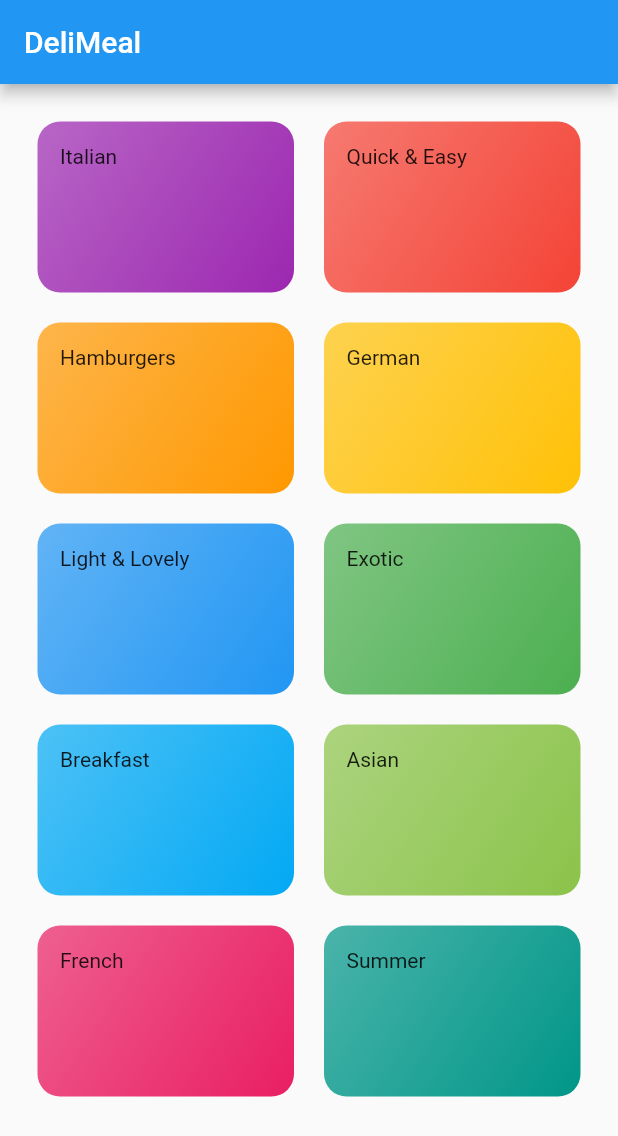
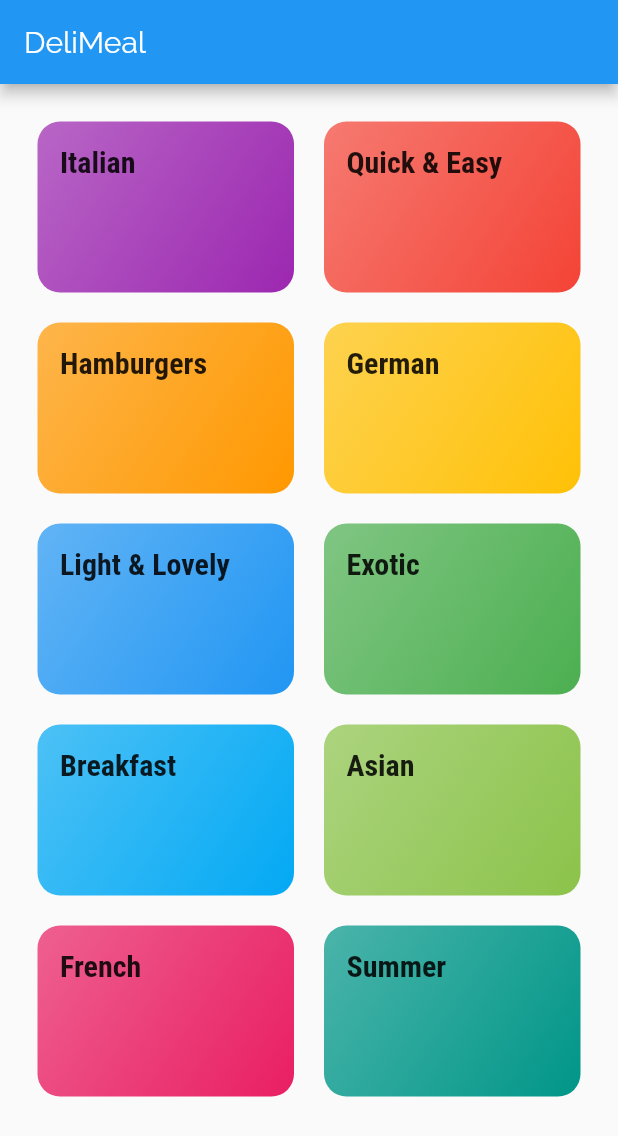
Before and after one commit to tsvetkovrb/meals_app, a Flutter app: the screen it shows after launch, on a phone screen of 412 x 824 dp. Shown: the top 1136 px of the screen. Run offline on Flutter 3.47's test engine with Material 2 defaults, Android fonts, the phone set to English and light mode, and no system bars.

Commit message:
feat: navigation to a new page

```diff
--- /dev/null
+++ b/lib/helpers/theme/configure_theme.dart
@@ -0,0 +1,22 @@
+import 'package:flutter/material.dart';
+
+ThemeData configureTheme() {
+  return ThemeData(
+    primarySwatch: Colors.blue,
+    accentColor: Color(0xff00A08A),
+    fontFamily: 'Raleway',
+    textTheme: ThemeData.light().textTheme.copyWith(
+          body1: TextStyle(
+            color: Color.fromRGBO(20, 51, 51, 1),
+          ),
+          body2: TextStyle(
+            color: Color.fromRGBO(20, 51, 51, 1),
+          ),
+          title: TextStyle(
+            fontFamily: 'RobotoCondensed',
+            fontSize: 20,
+            fontWeight: FontWeight.bold,
+          ),
+        ),
+  );
+}
--- a/lib/main.dart
+++ b/lib/main.dart
@@ -1,4 +1,5 @@
 import 'package:flutter/material.dart';
+import 'package:shop_app/helpers/theme/configure_theme.dart';
 import 'package:shop_app/screens/categories_screen.dart';
 
 void main() => runApp(MyApp());
@@ -8,9 +9,7 @@ class MyApp extends StatelessWidget {
   Widget build(BuildContext context) {
     return MaterialApp(
       title: 'DeliMeals',
-      theme: ThemeData(
-        primarySwatch: Colors.blue,
-      ),
+      theme: configureTheme(),
       home: CategoriesScreen(),
     );
   }
--- a/lib/screens/categories_screen.dart
+++ b/lib/screens/categories_screen.dart
@@ -23,6 +23,7 @@ class CategoriesScreen extends StatelessWidget {
           crossAxisSpacing: 20,
           mainAxisSpacing: 20,
         ),
-        ));
+      ),
+    );
   }
 }
--- a/lib/widgets/category_item.dart
+++ b/lib/widgets/category_item.dart
@@ -1,4 +1,5 @@
 import 'package:flutter/material.dart';
+import 'package:shop_app/screens/category_meals.dart';
 
 class CategoryItem extends StatelessWidget {
   final String title;
@@ -6,11 +7,28 @@ class CategoryItem extends StatelessWidget {
 
   const CategoryItem({this.title, this.bgColor});
 
+  void selectCategory(BuildContext ctx) {
+    Navigator.of(ctx).push(
+      MaterialPageRoute(
+        builder: (c) {
+          return CategoryMealsScreen();
+        },
+      ),
+    );
+  }
+
   @override
   Widget build(BuildContext context) {
-    return Container(
+    return InkWell(
+      splashColor: Theme.of(context).accentColor,
+      borderRadius: BorderRadius.circular(15),
+      onTap: () => selectCategory(context),
+      child: Container(
         padding: const EdgeInsets.all(15),
-      child: Text(title),
+        child: Text(
+          title,
+          style: Theme.of(context).textTheme.title,
+        ),
         decoration: BoxDecoration(
           gradient: LinearGradient(
             colors: [bgColor.withOpacity(0.7), bgColor],
@@ -19,6 +37,7 @@ class CategoryItem extends StatelessWidget {
           ),
           borderRadius: BorderRadius.circular(15),
         ),
+      ),
     );
   }
 }
```
Also changed, not shown: lib/screens/category_meals.dart (added, +15 -0 lines). Lines whose indentation alone changed are shown as unchanged.
